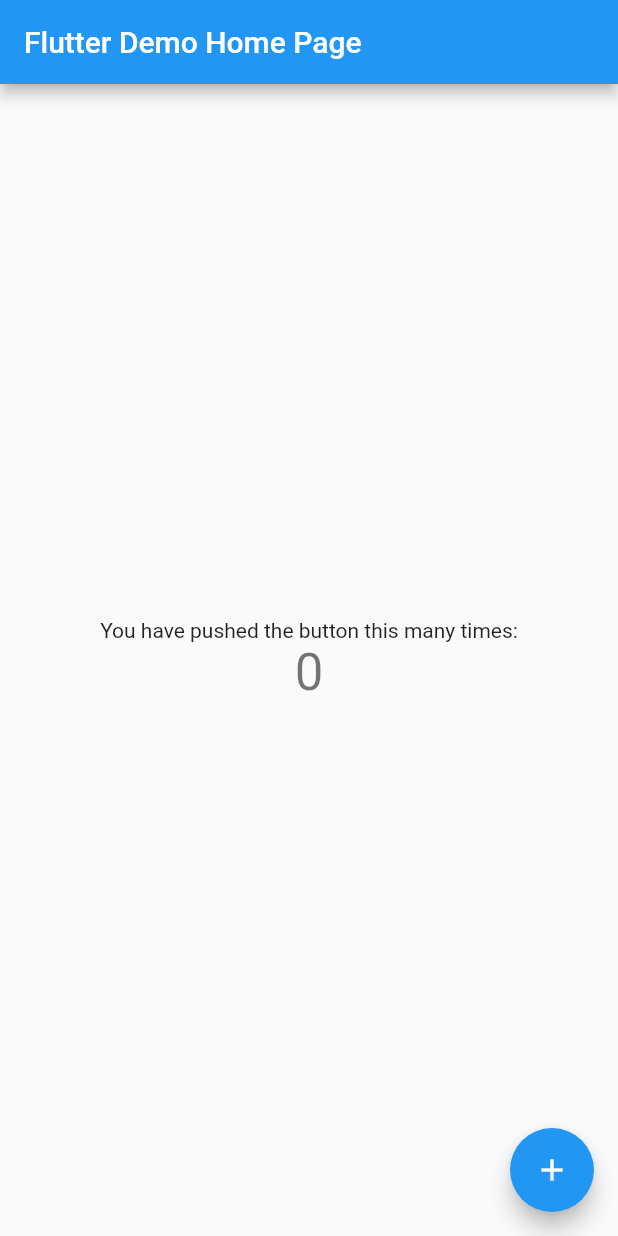
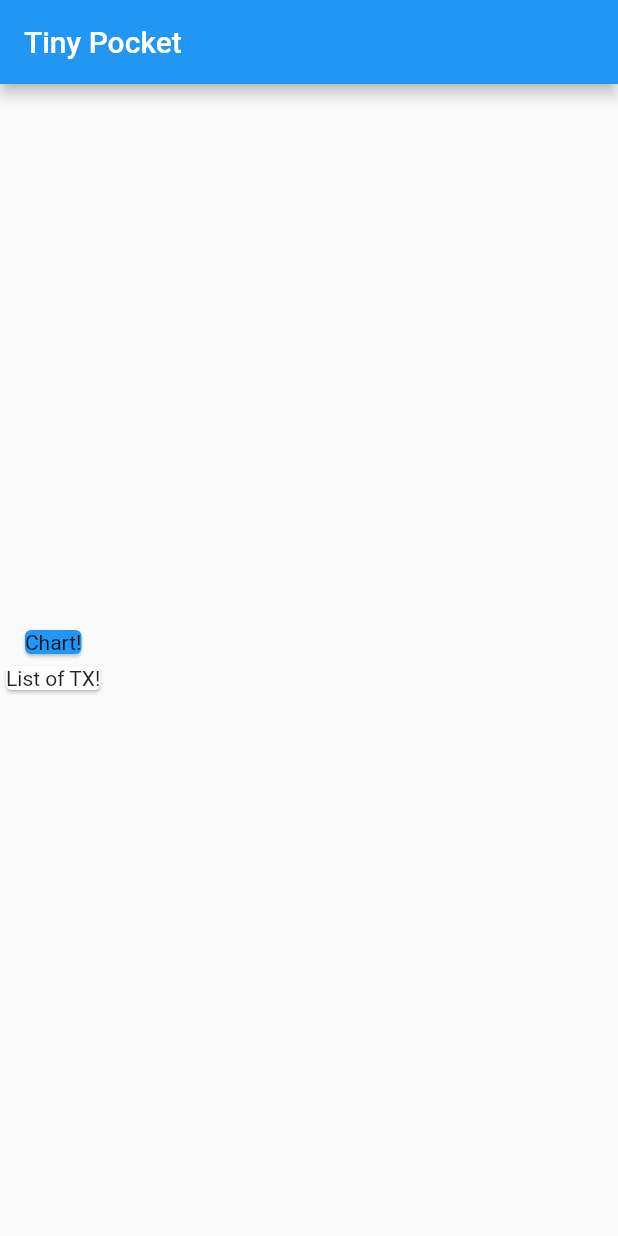
Before and after one commit to ermiry/tiny-pocket, a Flutter app: the screen it shows after launch, on a phone screen of 412 x 824 dp. Run offline on Flutter 3.47's test engine with Material 2 defaults, Android fonts, the phone set to English and light mode, and no system bars.

Commit message:
Added transaction class blueprint

```diff
--- a/lib/main.dart
+++ b/lib/main.dart
@@ -1,111 +1,50 @@
 import 'package:flutter/material.dart';
+import 'package:pocket/transaction.dart';
 
-void main() => runApp(MyApp());
+void main () => runApp (TinyPocket ());
 
-class MyApp extends StatelessWidget {
-  // This widget is the root of your application.
-  @override
-  Widget build(BuildContext context) {
-    return MaterialApp(
-      title: 'Flutter Demo',
-      theme: ThemeData(
-        // This is the theme of your application.
-        //
-        // Try running your application with "flutter run". You'll see the
-        // application has a blue toolbar. Then, without quitting the app, try
-        // changing the primarySwatch below to Colors.green and then invoke
-        // "hot reload" (press "r" in the console where you ran "flutter run",
-        // or simply save your changes to "hot reload" in a Flutter IDE).
-        // Notice that the counter didn't reset back to zero; the application
-        // is not restarted.
-        primarySwatch: Colors.blue,
-      ),
-      home: MyHomePage(title: 'Flutter Demo Home Page'),
-    );
-  }
+class TinyPocket extends StatelessWidget {
+
+	@override
+	Widget build (BuildContext context) {
+
+		return MaterialApp (
+			title: 'Tiny Pocket',
+			home: HomePage ()
+		);
+
+	}
+
 }
 
-class MyHomePage extends StatefulWidget {
-  MyHomePage({Key key, this.title}) : super(key: key);
+class HomePage extends StatelessWidget {
 
-  // This widget is the home page of your application. It is stateful, meaning
-  // that it has a State object (defined below) that contains fields that affect
-  // how it looks.
+	final List <Transaction> transactions = [
+		Transaction (id: 't1', title: 'New Shoes', amount: 69.99, date: DateTime.now ()),
+		Transaction (id: 't2', title: 'Weekly Groceries', amount: 20.99, date: DateTime.now ())
+	];
 
-  // This class is the configuration for the state. It holds the values (in this
-  // case the title) provided by the parent (in this case the App widget) and
-  // used by the build method of the State. Fields in a Widget subclass are
-  // always marked "final".
+	@override
+	Widget build (BuildContext context) {
 
-  final String title;
+		return (Scaffold (
+			appBar: AppBar (
+				title: Text ('Tiny Pocket'),
+			),
+			body: Column (
+				mainAxisAlignment: MainAxisAlignment.center,
+				crossAxisAlignment: CrossAxisAlignment.center,
+				children: <Widget>[
+					Card (
+						color: Colors.blue,
+						child: Text ('Chart!')
+						),
+					Card (child: Text ('List of TX!'))
+				]
+			)
+		)
+		);
 
-  @override
-  _MyHomePageState createState() => _MyHomePageState();
+	}
+
 }
-
-class _MyHomePageState extends State<MyHomePage> {
-  int _counter = 0;
-
-  void _incrementCounter() {
-    setState(() {
-      // This call to setState tells the Flutter framework that something has
-      // changed in this State, which causes it to rerun the build method below
-      // so that the display can reflect the updated values. If we changed
-      // _counter without calling setState(), then the build method would not be
-      // called again, and so nothing would appear to happen.
-      _counter++;
-    });
-  }
-
-  @override
-  Widget build(BuildContext context) {
-    // This method is rerun every time setState is called, for instance as done
-    // by the _incrementCounter method above.
-    //
-    // The Flutter framework has been optimized to make rerunning build methods
-    // fast, so that you can just rebuild anything that needs updating rather
-    // than having to individually change instances of widgets.
-    return Scaffold(
-      appBar: AppBar(
-        // Here we take the value from the MyHomePage object that was created by
-        // the App.build method, and use it to set our appbar title.
-        title: Text(widget.title),
-      ),
-      body: Center(
-        // Center is a layout widget. It takes a single child and positions it
-        // in the middle of the parent.
-        child: Column(
-          // Column is also a layout widget. It takes a list of children and
-          // arranges them vertically. By default, it sizes itself to fit its
-          // children horizontally, and tries to be as tall as its parent.
-          //
-          // Invoke "debug painting" (press "p" in the console, choose the
-          // "Toggle Debug Paint" action from the Flutter Inspector in Android
-          // Studio, or the "Toggle Debug Paint" command in Visual Studio Code)
-          // to see the wireframe for each widget.
-          //
-          // Column has various properties to control how it sizes itself and
-          // how it positions its children. Here we use mainAxisAlignment to
-          // center the children vertically; the main axis here is the vertical
-          // axis because Columns are vertical (the cross axis would be
-          // horizontal).
-          mainAxisAlignment: MainAxisAlignment.center,
-          children: <Widget>[
-            Text(
-              'You have pushed the button this many times:',
-            ),
-            Text(
-              '$_counter',
-              style: Theme.of(context).textTheme.display1,
-            ),
-          ],
-        ),
-      ),
-      floatingActionButton: FloatingActionButton(
-        onPressed: _incrementCounter,
-        tooltip: 'Increment',
-        child: Icon(Icons.add),
-      ), // This trailing comma makes auto-formatting nicer for build methods.
-    );
-  }
-}
--- /dev/null
+++ b/lib/transaction.dart
@@ -0,0 +1,16 @@
+import 'package:flutter/foundation.dart';
+
+class Transaction {
+
+	String id;
+	String title;
+	double amount;
+	DateTime date;
+
+	Transaction ({
+		@required this.id,
+		@required this.title,
+		@required this.amount,
+		@required this.date});
+
+}
```
Also changed, not shown: 1 other file.
